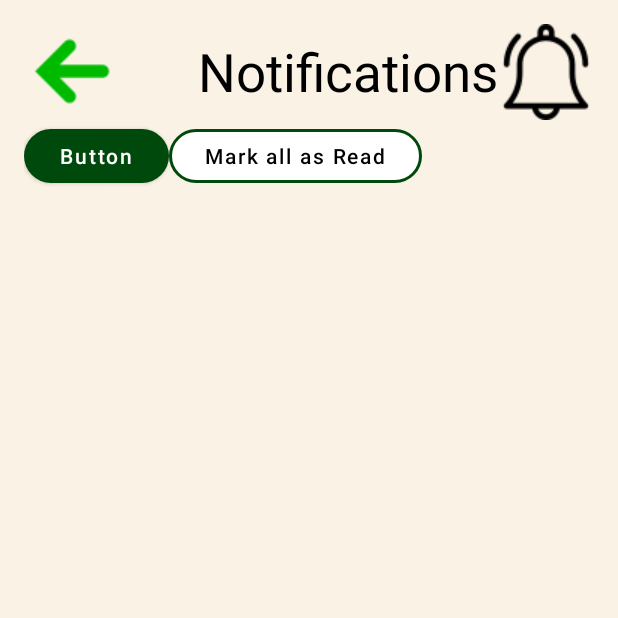
After one commit to Gnashal/AgriKita-frontend, an Android app: the Notifications screen opened directly, with no data from a screen before it, on a phone screen of 412 x 824 dp, the top half of it. The commit adds this screen. Run offline under Robolectric (Android 15) with nearby library versions, the phone set to English and light mode, and no system bars.

Commit message:
Notification pages are nearly done!

```diff
--- /dev/null
+++ b/app/src/main/java/mobdev/agrikita/models/products/NotifData.java
@@ -0,0 +1,6 @@
+package mobdev.agrikita.models.products;
+
+import java.io.Serializable;
+
+public class NotifData implements Serializable {
+}
--- a/app/src/main/java/mobdev/agrikita/pages/Navbar.java
+++ b/app/src/main/java/mobdev/agrikita/pages/Navbar.java
@@ -17,7 +17,7 @@ import mobdev.agrikita.models.user.CurrentUser;
 import mobdev.agrikita.pages.Login;
 
 public class Navbar extends Fragment {
-    ImageButton menuButton, profileButton, cartButton, logoButton;
+    ImageButton menuButton, profileButton, cartButton, logoButton, notificationButton;
 
     public Navbar() {
         // Required empty public constructor
@@ -32,10 +32,12 @@ public class Navbar extends Fragment {
         profileButton = view.findViewById(R.id.profileIcon);
         cartButton = view.findViewById(R.id.cartIcon);
         logoButton = view.findViewById(R.id.homeButton);
+        notificationButton = view.findViewById(R.id.notificationIcon);
 
         profileButton.setOnClickListener(v -> toProfile());
         cartButton.setOnClickListener(v -> toShoppingCart());
         logoButton.setOnClickListener(v -> toHome());
+        notificationButton.setOnClickListener(v -> toNotification());
 
         return view;
     }
@@ -48,4 +50,6 @@ public class Navbar extends Fragment {
     }
     private void toShoppingCart() { startActivity(new Intent(getContext(), ShoppingCartPage.class)); }
 
+    private void toNotification() { startActivity(new Intent(getContext(), Notifications.class));}
+
 }
--- /dev/null
+++ b/app/src/main/java/mobdev/agrikita/pages/Notifications.java
@@ -0,0 +1,26 @@
+package mobdev.agrikita.pages;
+
+import android.os.Bundle;
+
+import androidx.activity.EdgeToEdge;
+import androidx.appcompat.app.AppCompatActivity;
+import androidx.core.graphics.Insets;
+import androidx.core.view.ViewCompat;
+import androidx.core.view.WindowInsetsCompat;
+
+import mobdev.agrikita.R;
+
+public class Notifications extends AppCompatActivity {
+
+    @Override
+    protected void onCreate(Bundle savedInstanceState) {
+        super.onCreate(savedInstanceState);
+        EdgeToEdge.enable(this);
+        setContentView(R.layout.activity_notifications);
+        ViewCompat.setOnApplyWindowInsetsListener(findViewById(R.id.main), (v, insets) -> {
+            Insets systemBars = insets.getInsets(WindowInsetsCompat.Type.systemBars());
+            v.setPadding(systemBars.left, systemBars.top, systemBars.right, systemBars.bottom);
+            return insets;
+        });
+    }
+}
--- /dev/null
+++ b/app/src/main/res/layout/activity_notifications.xml
@@ -0,0 +1,79 @@
+<?xml version="1.0" encoding="utf-8"?>
+<androidx.constraintlayout.widget.ConstraintLayout xmlns:android="http://schemas.android.com/apk/res/android"
+    xmlns:app="http://schemas.android.com/apk/res-auto"
+    xmlns:tools="http://schemas.android.com/tools"
+    android:id="@+id/main"
+    android:layout_width="match_parent"
+    android:layout_height="match_parent"
+    android:background="@color/agrikita_background"
+    tools:context=".pages.Notifications">
+
+    <LinearLayout
+        android:layout_width="match_parent"
+        android:layout_height="0dp"
+        android:orientation="vertical"
+        android:padding="16dp"
+        app:layout_constraintBottom_toBottomOf="parent"
+        app:layout_constraintEnd_toEndOf="parent"
+        app:layout_constraintStart_toStartOf="parent"
+        app:layout_constraintTop_toTopOf="parent">
+
+        <LinearLayout
+            android:layout_width="match_parent"
+            android:layout_height="wrap_content"
+            android:gravity="center_vertical"
+            android:orientation="horizontal">
+
+            <ImageButton
+                android:id="@+id/notif_back_btn"
+                android:layout_width="wrap_content"
+                android:layout_height="wrap_content"
+                android:background="@drawable/pdp_details_styling"
+                android:backgroundTint="@color/agrikita_background"
+                app:srcCompat="@drawable/back_to_marketplace_arrow" />
+
+            <TextView
+                android:layout_width="wrap_content"
+                android:layout_height="wrap_content"
+                android:layout_weight="1"
+                android:textAlignment="viewEnd"
+                android:textSize="35sp"
+                android:textColor="@color/black"
+                android:text="Notifications" />
+
+            <ImageView
+                android:layout_width="wrap_content"
+                android:layout_height="wrap_content"
+                android:background="@drawable/pdp_details_styling"
+                android:backgroundTint="@color/agrikita_background"
+                app:srcCompat="@drawable/notification" />
+        </LinearLayout>
+
+        <LinearLayout
+            android:layout_width="match_parent"
+            android:layout_height="wrap_content"
+            android:orientation="horizontal">
+
+            <com.google.android.material.button.MaterialButton
+                android:id="@+id/notif_new_btn"
+                android:layout_width="wrap_content"
+                android:layout_height="wrap_content"
+                style="@style/notifGreen"
+                android:text="Button" />
+
+            <com.google.android.material.button.MaterialButton
+                android:id="@+id/notif_markallasread_btn"
+                android:layout_width="wrap_content"
+                android:layout_height="wrap_content"
+                style="@style/notifWhite"
+                android:text="Mark all as Read" />
+        </LinearLayout>
+
+        <ListView
+            android:id="@+id/notif_list_view"
+            android:layout_width="match_parent"
+            android:layout_height="match_parent" />
+    </LinearLayout>
+
+
+</androidx.constraintlayout.widget.ConstraintLayout>
--- a/app/src/main/res/values/styles.xml
+++ b/app/src/main/res/values/styles.xml
@@ -94,5 +94,31 @@
         <item name="iconTint">#D32F2F</item>
     </style>
 
+    <!-- Style for Green Filled Button -->
+    <style name="notifGreen" parent="Widget.MaterialComponents.Button">
+        <item name="backgroundTint">@color/agrikita_dark_green</item>
+        <item name="android:textColor">@android:color/white</item>
+        <item name="android:textAllCaps">false</item>
+        <item name="cornerRadius">50dp</item> <!-- Very rounded -->
+        <item name="android:paddingHorizontal">24dp</item>
+        <item name="android:paddingVertical">8dp</item>
+        <item name="android:insetLeft">0dp</item>
+        <item name="android:insetRight">0dp</item>
+    </style>
+
+    <!-- Style for Outlined Button -->
+    <style name="notifWhite" parent="Widget.MaterialComponents.Button.OutlinedButton">
+        <item name="strokeColor">@color/agrikita_dark_green</item>
+        <item name="strokeWidth">2dp</item>
+        <item name="backgroundTint">@android:color/white</item>
+        <item name="android:textColor">@color/black</item>
+        <item name="android:textAllCaps">false</item>
+        <item name="cornerRadius">50dp</item> <!-- Very rounded -->
+        <item name="android:paddingHorizontal">24dp</item>
+        <item name="android:paddingVertical">8dp</item>
+        <item name="android:insetLeft">0dp</item>
+        <item name="android:insetRight">0dp</item>
+    </style>
+
 
 </resources>
```
Also changed, not shown: app/src/main/AndroidManifest.xml (+27 -20 lines), app/src/main/res/layout/notification_card.xml (added, +79 -0 lines), app/src/main/res/drawable/notification.png (added).
